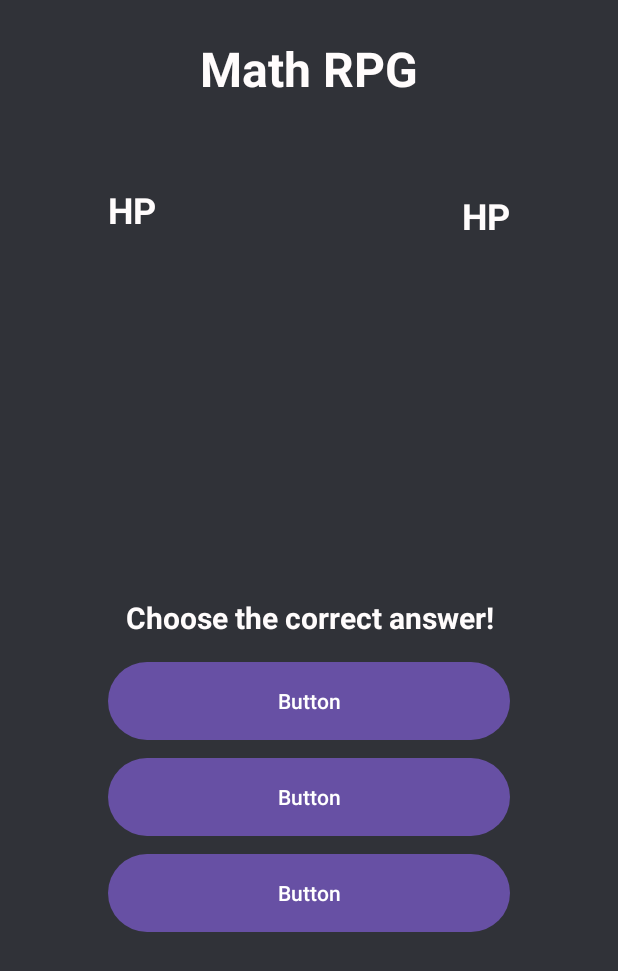
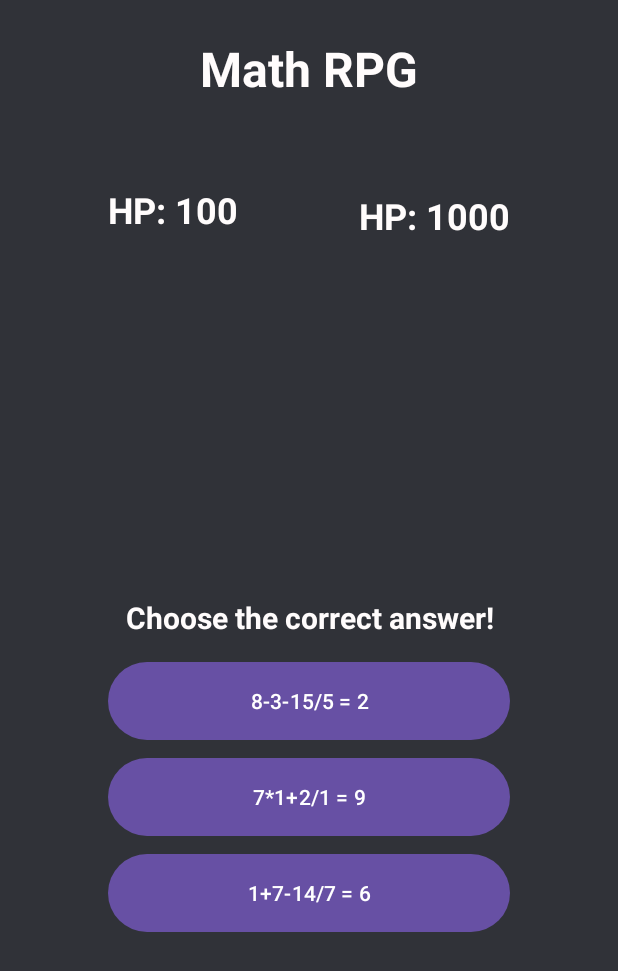
Before and after one commit to yodhasu/MathGameAndroid, an Android app: the screen it shows after launch (MainActivity), on a phone screen of 412 x 824 dp. Shown: the top 971 px of the screen. Run offline under Robolectric (Android 15) with nearby library versions, the light colour scheme and no system bars; Roboto replaces fonts that are not available here.

Commit message:
make changes on java logic but failed to built

```diff
--- a/app/build.gradle.kts
+++ b/app/build.gradle.kts
@@ -36,6 +36,7 @@ dependencies {
     implementation(libs.appcompat)
     implementation(libs.material)
     implementation(libs.activity)
+    implementation("net.objecthunter:exp4j:0.4.8")
     implementation(libs.constraintlayout)
     testImplementation(libs.junit)
     androidTestImplementation(libs.ext.junit)
--- a/app/src/main/java/com/example/mathgame/MainActivity.java
+++ b/app/src/main/java/com/example/mathgame/MainActivity.java
@@ -4,6 +4,7 @@ import android.os.Bundle;
 import android.widget.Button;
 import android.widget.ImageView;
 import android.widget.TextView;
+import android.widget.Toast;
 
 import androidx.activity.EdgeToEdge;
 import androidx.appcompat.app.AppCompatActivity;
@@ -11,24 +12,141 @@ import androidx.core.graphics.Insets;
 import androidx.core.view.ViewCompat;
 import androidx.core.view.WindowInsetsCompat;
 
+import net.objecthunter.exp4j.Expression;
+import net.objecthunter.exp4j.ExpressionBuilder;
+
+import java.util.ArrayList;
+import java.util.Collections;
+import java.util.List;
+import java.util.Random;
+
 public class MainActivity extends AppCompatActivity {
-    // init variable
+
     TextView playerHP, enemyHP;
     ImageView playerPng, enemyPng;
     Button ans1, ans2, ans3;
+
     int playerHPValue = 100;
     int enemyHPValue = 1000;
+
+    String correctExpression = "";
+    int correctResult = 0;
 
     @Override
     protected void onCreate(Bundle savedInstanceState) {
         super.onCreate(savedInstanceState);
         EdgeToEdge.enable(this);
         setContentView(R.layout.activity_main);
+
         ViewCompat.setOnApplyWindowInsetsListener(findViewById(R.id.main), (v, insets) -> {
             Insets systemBars = insets.getInsets(WindowInsetsCompat.Type.systemBars());
             v.setPadding(systemBars.left, systemBars.top, systemBars.right, systemBars.bottom);
             return insets;
         });
+
+        // Link views
+        playerHP = findViewById(R.id.playerHP);
+        enemyHP = findViewById(R.id.enemyHP);
+        playerPng = findViewById(R.id.playerPng);
+        enemyPng = findViewById(R.id.enemyPng);
+        ans1 = findViewById(R.id.ans1);
+        ans2 = findViewById(R.id.ans2);
+        ans3 = findViewById(R.id.ans3);
+
+        updateHP();
+        generateQuestions();
+
+        // Button actions
+        Button[] buttons = {ans1, ans2, ans3};
+        for (Button btn : buttons) {
+            btn.setOnClickListener(v -> handleAnswer(btn.getText().toString()));
+        }
     }
 
+    void updateHP() {
+        playerHP.setText("HP: " + playerHPValue);
+        enemyHP.setText("HP: " + enemyHPValue);
+    }
+
+    void handleAnswer(String input) {
+        String[] parts = input.split("=");
+        String expr = parts[0].trim();
+        int selectedResult = Integer.parseInt(parts[1].trim());
+
+        if (expr.equals(correctExpression)) {
+            enemyHPValue -= correctResult;
+            Toast.makeText(this, "Correct! Enemy took " + correctResult + " damage!", Toast.LENGTH_SHORT).show();
+        } else {
+            int damage = selectedResult;
+            playerHPValue -= damage;
+            Toast.makeText(this, "Wrong! You took " + damage + " damage!", Toast.LENGTH_SHORT).show();
+        }
+
+        // Clamp HP
+        playerHPValue = Math.max(playerHPValue, 0);
+        enemyHPValue = Math.max(enemyHPValue, 0);
+        updateHP();
+
+        if (enemyHPValue == 0) {
+            Toast.makeText(this, "🎉 You Win!", Toast.LENGTH_LONG).show();
+        } else if (playerHPValue == 0) {
+            Toast.makeText(this, "💀 Game Over!", Toast.LENGTH_LONG).show();
+        } else {
+            generateQuestions();
+        }
+    }
+
+    void generateQuestions() {
+        Random rand = new Random();
+        List<String> expressions = new ArrayList<>();
+
+        correctExpression = buildExpression(rand);
+        correctResult = (int) evaluate(correctExpression);
+        expressions.add(correctExpression + " = " + correctResult);
+
+        // Generate 2 fake ones
+        while (expressions.size() < 3) {
+            String fakeExpr = buildExpression(rand);
+            int fakeResult = (int) evaluate(fakeExpr);
+
+            if (!fakeExpr.equals(correctExpression) && fakeResult != correctResult) {
+                expressions.add(fakeExpr + " = " + fakeResult);
+            }
+        }
+
+        Collections.shuffle(expressions);
+        ans1.setText(expressions.get(0));
+        ans2.setText(expressions.get(1));
+        ans3.setText(expressions.get(2));
+    }
+
+    String buildExpression(Random rand) {
+        int[] nums = new int[4];
+        String[] ops = new String[3];
+        String[] symbols = {"+", "-", "*", "/"};
+
+        for (int i = 0; i < 4; i++) {
+            nums[i] = rand.nextInt(9) + 1;
+        }
+
+        for (int i = 0; i < 3; i++) {
+            ops[i] = symbols[rand.nextInt(4)];
+
+            if (ops[i].equals("/")) {
+                // Make divisible to avoid decimals
+                nums[i] = nums[i + 1] * (rand.nextInt(3) + 1);
+            }
+        }
+
+        return nums[0] + ops[0] + nums[1] + ops[1] + nums[2] + ops[2] + nums[3];
+    }
+
+    double evaluate(String expression) {
+        try {
+            Expression expr = new ExpressionBuilder(expression).build();
+            return expr.evaluate();
+        } catch (Exception e) {
+            return 0;
+        }
+    }
 }
```
